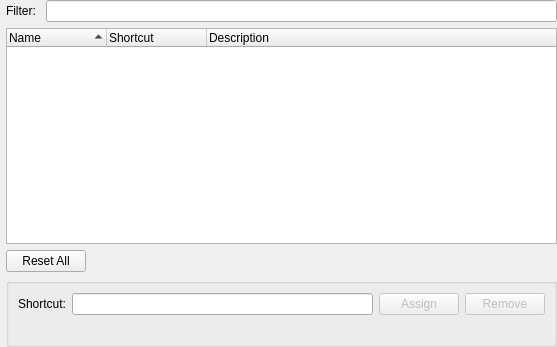
This is src/Form_Files/PKeyboardShortcutsWidget.ui in Sigil-Ebook/Sigil as Qt 5 draws it before an edit. The edited form follows.
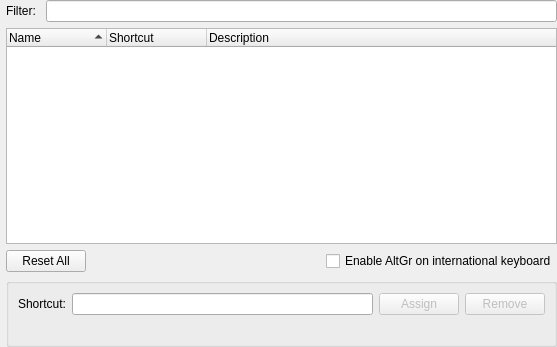
This is the edited form.

Commit message: add in BeckyEbooks altgr related ui changes [deploy]

Patch:
```diff
--- a/src/Form_Files/PKeyboardShortcutsWidget.ui
+++ b/src/Form_Files/PKeyboardShortcutsWidget.ui
@@ -99,6 +99,13 @@
        </property>
       </spacer>
      </item>
+     <item>
+      <widget class="QCheckBox" name="EnableAltGr">
+       <property name="text">
+        <string>Enable AltGr on international keyboard</string>
+       </property>
+      </widget>
+     </item>
     </layout>
    </item>
    <item>
```
The commit also changes 5 other files.
